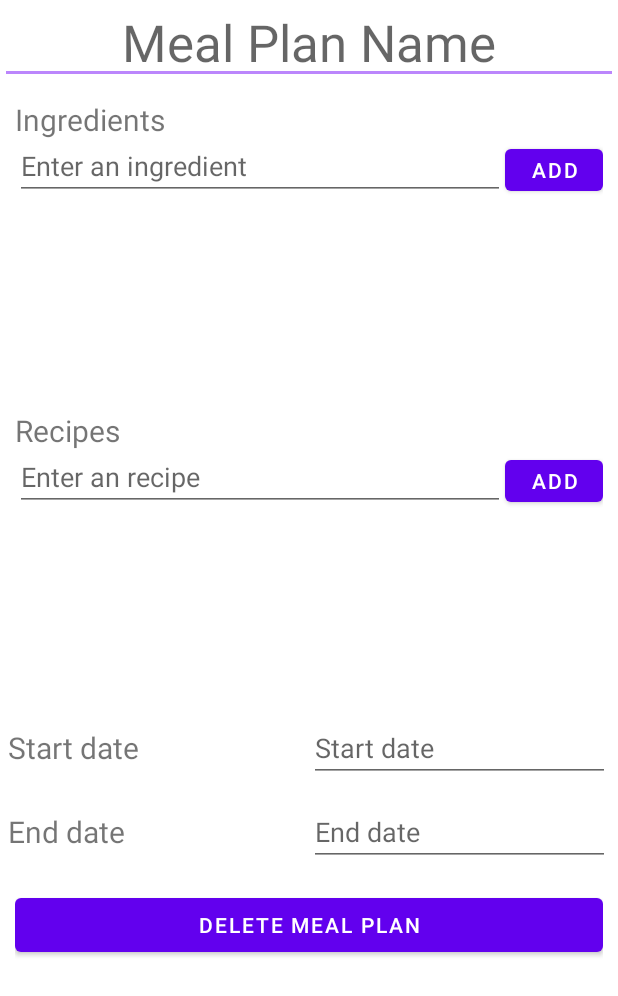
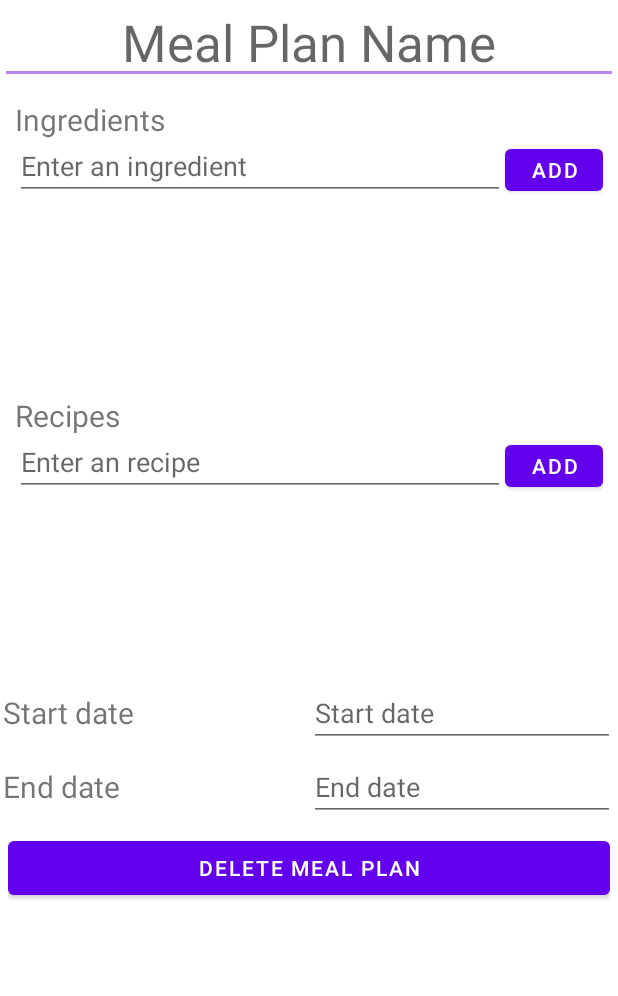
Before and after one commit to CMPUT301F22T12/Mealr, an Android app: the layout add_edit_mealplan_layout.xml on its own in the app's theme, with its tools: preview values and no code run, on a phone screen of 412 x 824 dp. Shown: the top 996 px of the screen. Run offline under Robolectric (Android 15) with nearby library versions, the phone set to English and light mode, and no system bars.

Commit message:
meal plans

```diff
--- a/android/301Project/app/src/main/java/com/example/a301project/AddEditMealPlanFragment.java
+++ b/android/301Project/app/src/main/java/com/example/a301project/AddEditMealPlanFragment.java
@@ -390,7 +390,7 @@ public class AddEditMealPlanFragment extends DialogFragment {
         };
 
         // set the text boxes for when tag is EDIT
-        //mealTitle.setText(currentMealPlan.getName());
+        mealTitle.setText(currentMealPlan.getName());
         startDate.setText(currentMealPlan.getStartDate());
         endDate.setText(currentMealPlan.getEndDate());
         AlertDialog.Builder builder = new AlertDialog.Builder(getContext());
--- a/android/301Project/app/src/main/res/layout/add_edit_mealplan_layout.xml
+++ b/android/301Project/app/src/main/res/layout/add_edit_mealplan_layout.xml
@@ -51,7 +51,7 @@
         <ListView
             android:id="@+id/mealplan_ingredients_listview"
             android:layout_width="match_parent"
-            android:layout_height="120dp"
+            android:layout_height="110dp"
             android:padding="5sp"
             android:divider="@android:color/transparent"
             android:dividerHeight="5dp"/>
@@ -95,7 +95,7 @@
         <ListView
             android:id="@+id/mealplan_recipes_listview"
             android:layout_width="match_parent"
-            android:layout_height="120dp"
+            android:layout_height="110dp"
             android:divider="@android:color/transparent"
             android:dividerHeight="5dp"
             android:padding="5sp" />
@@ -106,7 +106,7 @@
         android:layout_width="match_parent"
         android:layout_height="wrap_content"
         android:orientation="horizontal"
-        android:padding="5dp">
+        android:padding="2dp">
 
         <TextView
             android:id="@+id/start_date"
@@ -135,7 +135,7 @@
         android:layout_width="match_parent"
         android:layout_height="wrap_content"
         android:orientation="horizontal"
-        android:padding="5dp">
+        android:padding="2dp">
 
         <TextView
             android:id="@+id/end_date"
@@ -167,7 +167,7 @@
         android:layout_width="match_parent"
         android:layout_height="match_parent"
         android:orientation="horizontal"
-        android:padding="10dp">
+        android:padding="5dp">
 
         <Button
             android:id="@+id/delete_mealplan_button"
```
